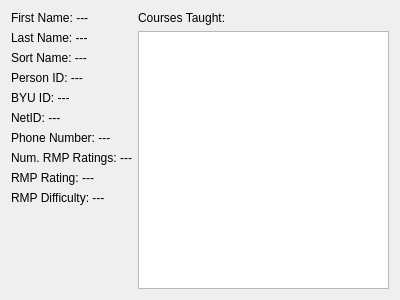
Before: the Qt Designer form UI/instructor_dialog.ui in rcxwhiz/BYUScheduler2, drawn with Qt 5.
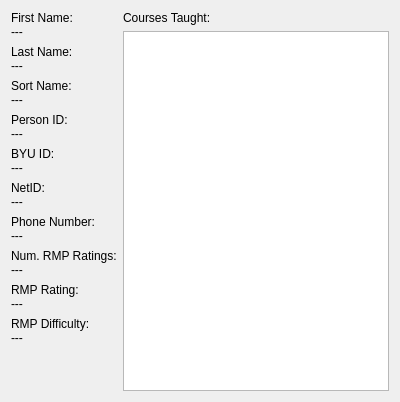
After: the same form once the commit is applied.

Commit message: can now get to instructors dialog

Patch:
```diff
--- a/UI/instructor_dialog.ui
+++ b/UI/instructor_dialog.ui
@@ -7,7 +7,7 @@
     <x>0</x>
     <y>0</y>
     <width>400</width>
-    <height>300</height>
+    <height>402</height>
    </rect>
   </property>
   <property name="windowTitle">
@@ -21,70 +21,80 @@
        <item>
         <widget class="QLabel" name="first_name_label">
          <property name="text">
-          <string>First Name: ---</string>
+          <string>First Name:
+---</string>
          </property>
         </widget>
        </item>
        <item>
         <widget class="QLabel" name="last_name_label">
          <property name="text">
-          <string>Last Name: ---</string>
+          <string>Last Name:
+---</string>
          </property>
         </widget>
        </item>
        <item>
         <widget class="QLabel" name="sort_name_label">
          <property name="text">
-          <string>Sort Name: ---</string>
+          <string>Sort Name:
+---</string>
          </property>
         </widget>
        </item>
        <item>
         <widget class="QLabel" name="person_id_label">
          <property name="text">
-          <string>Person ID: ---</string>
+          <string>Person ID:
+---</string>
          </property>
         </widget>
        </item>
        <item>
         <widget class="QLabel" name="byu_id_label">
          <property name="text">
-          <string>BYU ID: ---</string>
+          <string>BYU ID:
+---</string>
          </property>
         </widget>
        </item>
        <item>
         <widget class="QLabel" name="net_id_label">
          <property name="text">
-          <string>NetID: ---</string>
+          <string>NetID:
+---</string>
          </property>
         </widget>
        </item>
        <item>
         <widget class="QLabel" name="phone_label">
          <property name="text">
-          <string>Phone Number: ---</string>
+          <string>Phone Number:
+---</string>
          </property>
         </widget>
        </item>
        <item>
         <widget class="QLabel" name="num_ratings_label">
          <property name="text">
-          <string>Num. RMP Ratings: ---</string>
+          <string>Num. RMP Ratings:
+---</string>
          </property>
         </widget>
        </item>
        <item>
         <widget class="QLabel" name="rating_label">
          <property name="text">
-          <string>RMP Rating: ---</string>
+          <string>RMP Rating:
+---</string>
          </property>
         </widget>
        </item>
        <item>
         <widget class="QLabel" name="difficulty_label">
          <property name="text">
-          <string>RMP Difficulty: ---</string>
+          <string>RMP Difficulty:
+---</string>
          </property>
         </widget>
        </item>
```
The commit also changes 5 other files.
